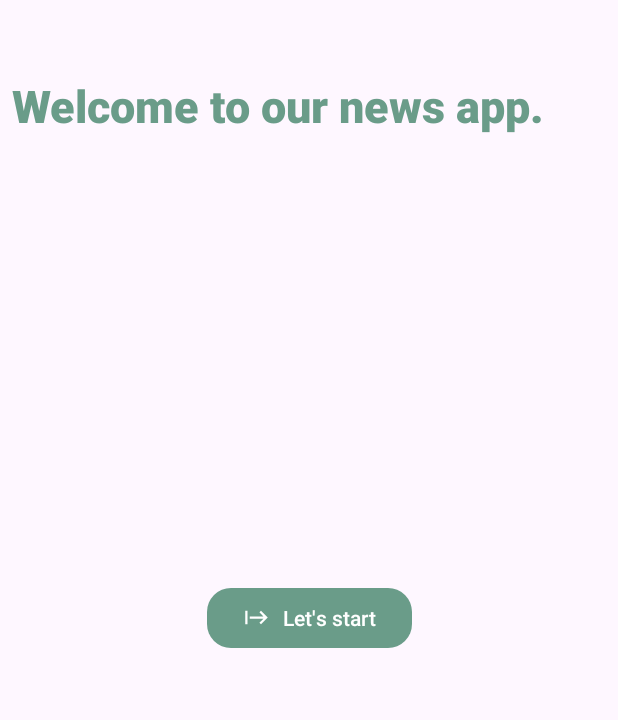
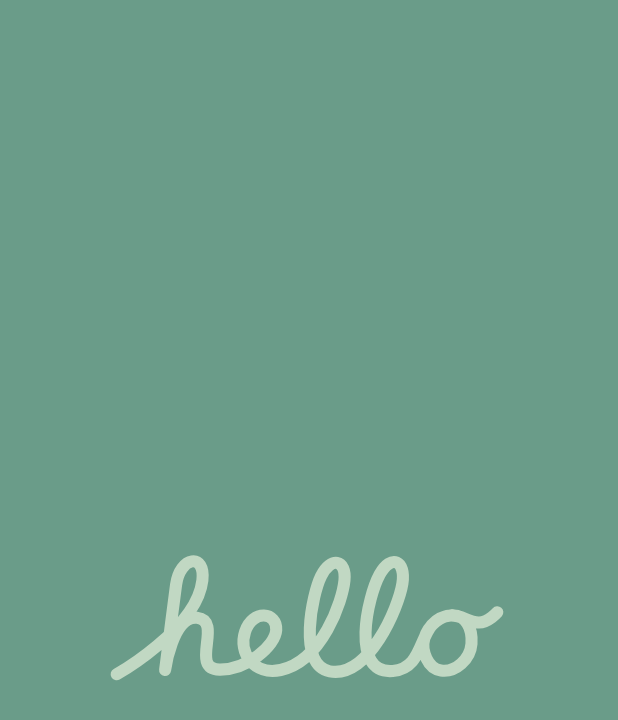
Before and after one commit to basanthaider/NewsPlus, an Android app: the AuthenticationActivity screen opened directly, with no data from a screen before it, on a phone screen of 412 x 824 dp. Shown: the top 720 px of the screen. Run offline under Robolectric (Android 15) with nearby library versions, the phone set to English and light mode, and no system bars.

Commit message:
editing the layout files

```diff
--- a/app/src/main/AndroidManifest.xml
+++ b/app/src/main/AndroidManifest.xml
@@ -26,13 +26,13 @@
             android:name=".ui.LoginActivity"
             android:exported="false" />
         <activity
-            android:name=".ui.AuthenticationActivity"
+            android:name=".ui.HomeActivity"
             android:exported="false" />
         <activity
             android:name=".ui.RegisterActivity"
             android:exported="false" />
         <activity
-            android:name=".ui.HomeActivity"
+            android:name=".ui.AuthenticationActivity"
             android:exported="true">
             <intent-filter>
                 <action android:name="android.intent.action.MAIN" />
--- a/app/src/main/java/com/example/newsapp/ui/AuthenticationActivity.kt
+++ b/app/src/main/java/com/example/newsapp/ui/AuthenticationActivity.kt
@@ -2,6 +2,8 @@ package com.example.newsapp.ui
 
 import android.content.Intent
 import android.os.Bundle
+import android.os.Handler
+import android.os.Looper
 import androidx.activity.enableEdgeToEdge
 import androidx.appcompat.app.AppCompatActivity
 import androidx.navigation.fragment.NavHostFragment
@@ -16,10 +18,14 @@ class AuthenticationActivity : AppCompatActivity() {
         val binding = ActivityAuthenticationBinding.inflate(layoutInflater)
         enableEdgeToEdge()
         setContentView(binding.root)
-        val startBtn = binding.startMbtn.setOnClickListener {
+       /* val startBtn = binding.startMbtn.setOnClickListener {
             startActivity(Intent(this, LoginActivity::class.java))
             finish()
-        }
+        }*/
+        Handler(Looper.getMainLooper()).postDelayed({
+            startActivity(Intent(this, LoginActivity::class.java))
+            finish()
+        },5000)
 
 
     }
--- a/app/src/main/java/com/example/newsapp/ui/fragments/SettingsFragment.kt
+++ b/app/src/main/java/com/example/newsapp/ui/fragments/SettingsFragment.kt
@@ -7,6 +7,7 @@ import android.view.LayoutInflater
 import android.view.View
 import android.view.ViewGroup
 import android.widget.RadioButton
+import android.widget.Toast
 import androidx.fragment.app.Fragment
 import com.example.newsapp.R
 import com.example.newsapp.databinding.FragmentSettingsBinding
@@ -34,8 +35,11 @@ class SettingsFragment : Fragment() {
             }
         }
         binding.applyChangesBtn.setOnClickListener {
-            saveCountryPreference(chosenCountry)
+             saveCountryPreference(chosenCountry)
+            Toast.makeText(context, "Country:$chosenCountry is save successfully!! ", Toast.LENGTH_SHORT).show()
+
         }
+
 
         return binding.root
     }
--- a/app/src/main/res/layout/activity_authentication.xml
+++ b/app/src/main/res/layout/activity_authentication.xml
@@ -5,34 +5,21 @@
     xmlns:tools="http://schemas.android.com/tools"
     android:layout_width="match_parent"
     android:layout_height="match_parent"
-    tools:context=".ui.AuthenticationActivity">
-    <TextView
-        android:layout_marginVertical="50dp"
+    tools:context=".ui.AuthenticationActivity"
+    android:background="@color/meintGreen">
+
+    <com.airbnb.lottie.LottieAnimationView
         android:layout_width="wrap_content"
         android:layout_height="wrap_content"
-        android:text="Welcome to our news app."
-        android:textSize="30sp"
-        android:fontFamily="sans-serif-black"
-        android:textColor="@color/meintGreen"
-        android:textStyle="bold"
-        android:layout_marginStart="8dp"
-        android:layout_marginTop="12dp"
-        app:layout_constraintTop_toTopOf="parent"
-        app:layout_constraintStart_toStartOf="parent"/>
-
-    <com.google.android.material.button.MaterialButton
-        android:id="@+id/start_mbtn"
-        android:layout_width="wrap_content"
-        android:layout_height="wrap_content"
-        android:text="Let's start"
-        app:cornerRadius="16dp"
-        app:icon="@drawable/start"
-        app:iconGravity="textStart"
+        android:id="@+id/lottie"
+        app:lottie_rawRes="@raw/screen"
+        app:lottie_autoPlay="true"
         app:layout_constraintTop_toTopOf="parent"
         app:layout_constraintBottom_toBottomOf="parent"
         app:layout_constraintStart_toStartOf="parent"
-        app:layout_constraintStart_toEndOf="parent"
-        app:layout_constraintEnd_toEndOf="parent"/>
+        app:layout_constraintEnd_toEndOf="parent"
+
+        />
 
 
 
--- a/app/src/main/res/layout/activity_home.xml
+++ b/app/src/main/res/layout/activity_home.xml
@@ -5,7 +5,8 @@
     android:id="@+id/main"
     android:layout_width="match_parent"
     android:layout_height="match_parent"
-    tools:context=".ui.HomeActivity">
+    tools:context=".ui.HomeActivity"
+    android:background="@color/white">
 
     <fragment
         android:id="@+id/nav_host_fragment"
--- a/app/src/main/res/layout/activity_reset_password.xml
+++ b/app/src/main/res/layout/activity_reset_password.xml
@@ -13,6 +13,8 @@
         android:layout_height="wrap_content"
         android:layout_marginTop="50dp"
         android:hint="Enter your email"
+        android:textColorHint="@color/lightMeintGreen"
+
         android:inputType="textEmailAddress"
         app:layout_constraintTop_toTopOf="parent"
         app:layout_constraintStart_toStartOf="parent"
--- a/app/src/main/res/layout/article_list_item.xml
+++ b/app/src/main/res/layout/article_list_item.xml
@@ -58,7 +58,7 @@
             android:layout_marginEnd="8dp"
             android:src="@drawable/share"
             android:id="@+id/share_btn"
-            app:backgroundTint="@color/orange"
+            app:backgroundTint="@color/lightMeintGreen"
             app:rippleColor="@android:color/transparent"
             android:layout_margin="4dp"/>
         <com.google.android.material.floatingactionbutton.FloatingActionButton
@@ -72,7 +72,7 @@
             app:layout_constraintBottom_toBottomOf="@id/imageview"
             app:layout_constraintEnd_toEndOf="parent"
             app:layout_constraintTop_toBottomOf="@id/share_btn"
-            app:backgroundTint="@color/orange"
+            app:backgroundTint="@color/lightMeintGreen"
             app:rippleColor="@android:color/transparent"
             android:layout_margin="4dp"/>
     </androidx.constraintlayout.widget.ConstraintLayout>
--- a/app/src/main/res/layout/favourite_list_item.xml
+++ b/app/src/main/res/layout/favourite_list_item.xml
@@ -58,7 +58,7 @@
             android:layout_marginEnd="8dp"
             android:src="@drawable/share"
             android:id="@+id/share_btn"
-            app:backgroundTint="@color/orange"
+            app:backgroundTint="@color/lightMeintGreen"
             app:rippleColor="@android:color/transparent"
             android:layout_margin="4dp"/>
         <com.google.android.material.floatingactionbutton.FloatingActionButton
@@ -72,7 +72,7 @@
             app:layout_constraintBottom_toBottomOf="@id/imageview"
             app:layout_constraintEnd_toEndOf="parent"
             app:layout_constraintTop_toBottomOf="@id/share_btn"
-            app:backgroundTint="@color/orange"
+            app:backgroundTint="@color/lightMeintGreen"
             app:rippleColor="@android:color/transparent"
             android:layout_margin="4dp"/>
     </androidx.constraintlayout.widget.ConstraintLayout>
--- a/app/src/main/res/layout/fragment_category.xml
+++ b/app/src/main/res/layout/fragment_category.xml
@@ -5,14 +5,15 @@
     android:layout_height="match_parent"
     android:paddingHorizontal="16dp"
     android:orientation="vertical"
-    tools:context=".ui.fragments.CategoryFragment">
+    tools:context=".ui.fragments.CategoryFragment"
+    android:background="@color/white">
 
     <TextView
+        android:layout_marginTop="50dp"
         android:layout_width="wrap_content"
         android:layout_height="wrap_content"
         android:layout_gravity="top|start"
         android:layout_marginStart="8dp"
-        android:layout_marginTop="12dp"
         android:fontFamily="sans-serif-black"
         android:text="Categories"
         android:textColor="@color/meintGreen"
--- a/app/src/main/res/layout/fragment_headlines.xml
+++ b/app/src/main/res/layout/fragment_headlines.xml
@@ -10,7 +10,7 @@
         android:layout_width="wrap_content"
         android:layout_height="wrap_content"
         android:layout_marginStart="8dp"
-        android:layout_marginTop="12dp"
+        android:layout_marginTop="50dp"
         android:fontFamily="sans-serif-black"
         android:text="Headlines"
         android:textColor="@color/meintGreen"
@@ -38,7 +38,7 @@
         android:id="@+id/progressBar"
         android:layout_width="wrap_content"
         android:layout_height="wrap_content"
-        android:indeterminateTint="@color/orange"
+        android:indeterminateTint="@color/lightMeintGreen"
         app:layout_constraintBottom_toBottomOf="parent"
         app:layout_constraintEnd_toEndOf="parent"
         app:layout_constraintStart_toStartOf="parent"
--- a/app/src/main/res/values/colors.xml
+++ b/app/src/main/res/values/colors.xml
@@ -4,4 +4,6 @@
     <color name="white">#FFFFFFFF</color>
     <color name="meintGreen">#6A9C89</color>
     <color name="orange">#CD5C08</color>
+    <color name="lightMeintGreen">#C1D8C3</color>
+
 </resources>
--- a/app/src/main/res/values/themes.xml
+++ b/app/src/main/res/values/themes.xml
@@ -8,7 +8,7 @@
 
     </style>
     <style name="App.Custom.Indicator" parent="Widget.Material3.BottomNavigationView.ActiveIndicator">
-        <item name="android:color">@color/orange</item>"
+        <item name="android:color">@color/lightMeintGreen</item>"
     </style>
 
     <style name="Theme.NewsApp" parent="Base.Theme.NewsApp" />
```
Also changed, not shown: app/src/main/res/layout/activity_login.xml (+32 -10 lines), app/src/main/res/layout/activity_register.xml (+13 -5 lines), app/src/main/res/layout/fragment_favorites.xml (+4 -4 lines), app/src/main/res/layout/fragment_settings.xml (+8 -5 lines), app/src/main/res/raw/screen.json (added, +1 -0 lines).
